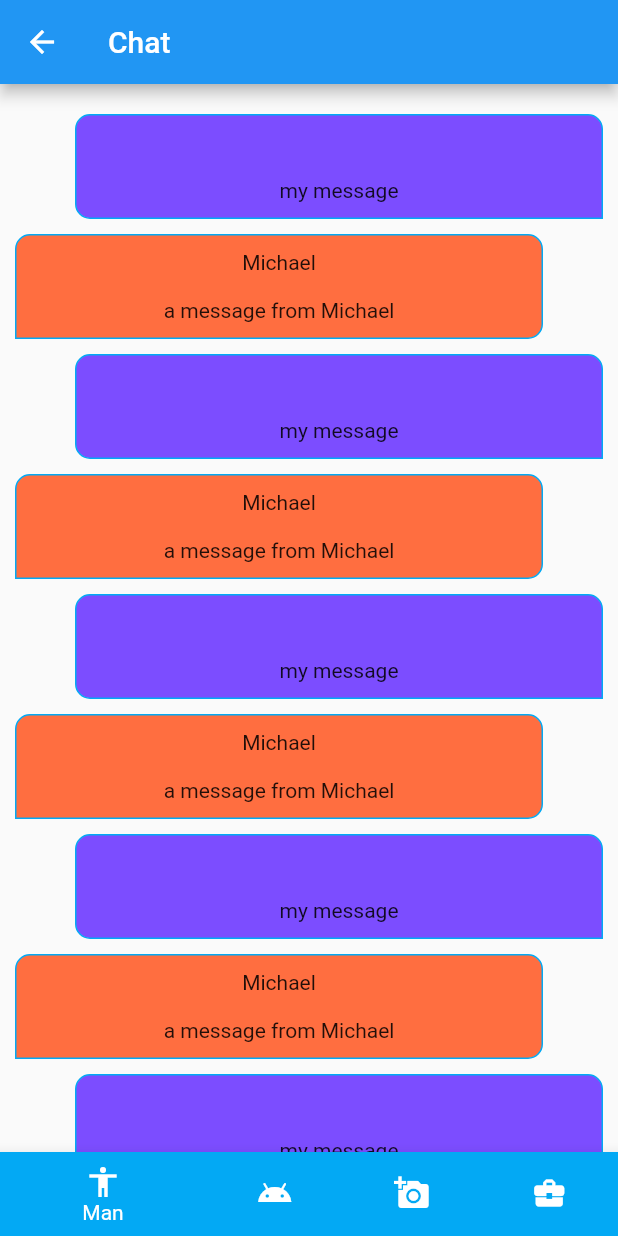
After one commit to YashinSergey/ChatAppWithFlutter, a Flutter app: the MainPage screen opened directly, on a phone screen of 412 x 824 dp. The commit adds this screen. Run offline on Flutter 3.47's test engine with Material 2 defaults, Android fonts, the phone set to English and light mode, and no system bars.

Commit message:
Added branch_1 Добавлен экран переписки

```diff
--- /dev/null
+++ b/lib/MainPage.dart
@@ -0,0 +1,98 @@
+import 'package:flutter/cupertino.dart';
+import 'package:flutter/material.dart';
+
+class MainPage extends StatefulWidget {
+
+  @override
+  _MainPageState createState() => _MainPageState();
+}
+
+class _MainPageState extends State<MainPage> {
+
+  @override
+  Widget build(BuildContext context) {
+    return Scaffold(
+      appBar: new AppBar(
+        title: new Text('Chat'),
+      ),
+      body:
+        ListView(
+          padding: EdgeInsets.all(10.0),
+          children: <Widget>[
+          getMessage(true, "my message"),
+          getMessage(false, "a message from Michael"),
+          getMessage(true, "my message"),
+          getMessage(false, "a message from Michael"),
+          getMessage(true, "my message"),
+          getMessage(false, "a message from Michael"),
+          getMessage(true, "my message"),
+          getMessage(false, "a message from Michael"),
+          getMessage(true, "my message"),
+          getMessage(false, "a message from Michael"),
+          getMessage(true, "my message"),
+          getMessage(false, "a message from Michael"),
+          getMessage(true, "my message"),
+          getMessage(false, "a message from Michael"),
+          getMessage(true, "my message"),
+          getMessage(false, "a message from Michael"),
+          getMessage(true, "my message"),
+          getMessage(false, "a message from Michael"),
+        ],),
+
+      bottomNavigationBar: new BottomNavigationBar(
+          items: [
+            new BottomNavigationBarItem(
+              icon: const Icon(Icons.accessibility),
+              title: new Text('Man'),
+              backgroundColor: Colors.lightBlue,
+            ),
+
+            new BottomNavigationBarItem(
+              icon: const Icon(Icons.android),
+              title: new Text('Android'),
+              backgroundColor: Colors.lightBlue,
+            ),
+
+            new BottomNavigationBarItem(
+              icon: const Icon(Icons.add_a_photo),
+              title: new Text('Camera'),
+              backgroundColor: Colors.lightBlue,
+            ),
+
+            new BottomNavigationBarItem(
+              icon: const Icon(Icons.business_center),
+              title: new Text('Briefcase'),
+              backgroundColor: Colors.lightBlue,
+            )
+          ]
+
+      ),
+    );
+  }
+
+  Container getMessage(bool isYourMassage, String message){
+    String contactName = isYourMassage ? "" : "Michael";
+    return Container(
+      margin: isYourMassage ?
+      EdgeInsets.only(top: 10.0, left: 40.0) :
+      EdgeInsets.only(top: 10.0, right: 40.0),
+      padding: EdgeInsets.all(10.0),
+      decoration: BoxDecoration(
+          color: isYourMassage ? Colors.deepPurpleAccent : Colors.deepOrangeAccent,
+          border: Border.all(color: Colors.lightBlue, width: 1.0, style: BorderStyle.solid),
+          borderRadius: BorderRadius.only(
+              topLeft: Radius.circular(10),
+              topRight: Radius.circular(10),
+              bottomLeft: isYourMassage ?
+              Radius.circular(10) : Radius.circular(0),
+              bottomRight: isYourMassage ?
+              Radius.circular(0) : Radius.circular(10))
+      ),
+      child:
+      Column(children: <Widget>[
+        Text(contactName, textAlign: TextAlign.start,),
+        Text('\n$message')
+      ],)
+      ,);
+  }
+}
--- a/lib/SignInPage.dart
+++ b/lib/SignInPage.dart
@@ -43,10 +43,12 @@ class _SignInPageState extends State<SignInPage> {
                 FlatButton(
                   color: Colors.deepOrange,
                   onPressed: () {
-                    setState(() {
-                      isCodeSent = true;
-                      controller.clear();
-                    });
+                    isCodeSent = false;
+                    controller.clear();
+                    Navigator.of(context).push(
+                        MaterialPageRoute(builder: (BuildContext context) {
+                          return MainPage();
+                      }));
                   },
                   child: Text(
                       "check sms code"),
```
